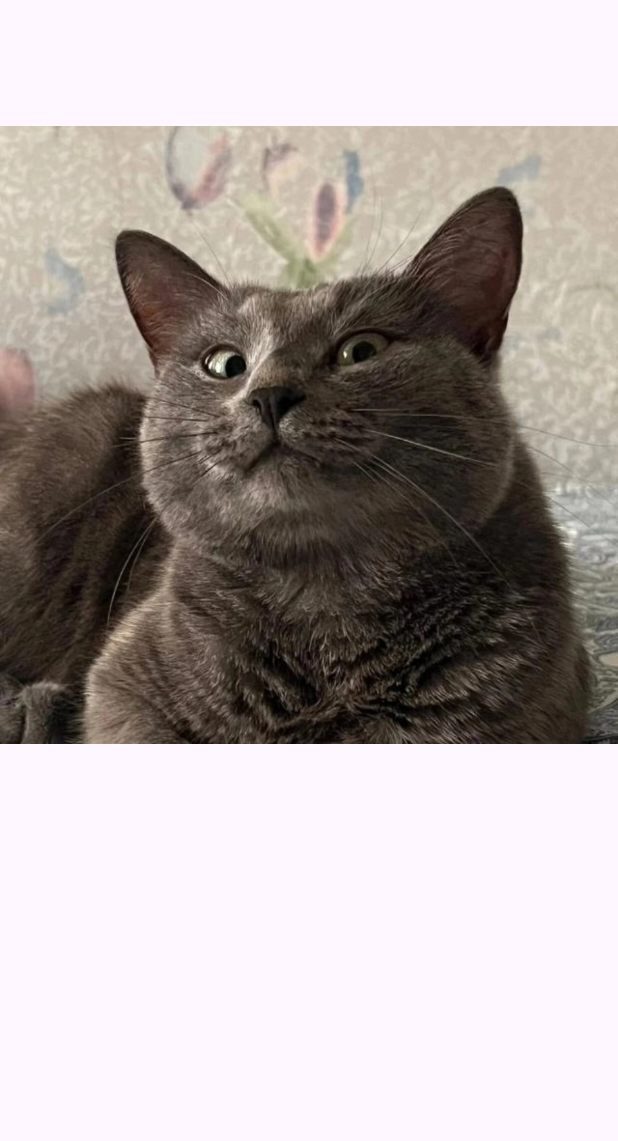
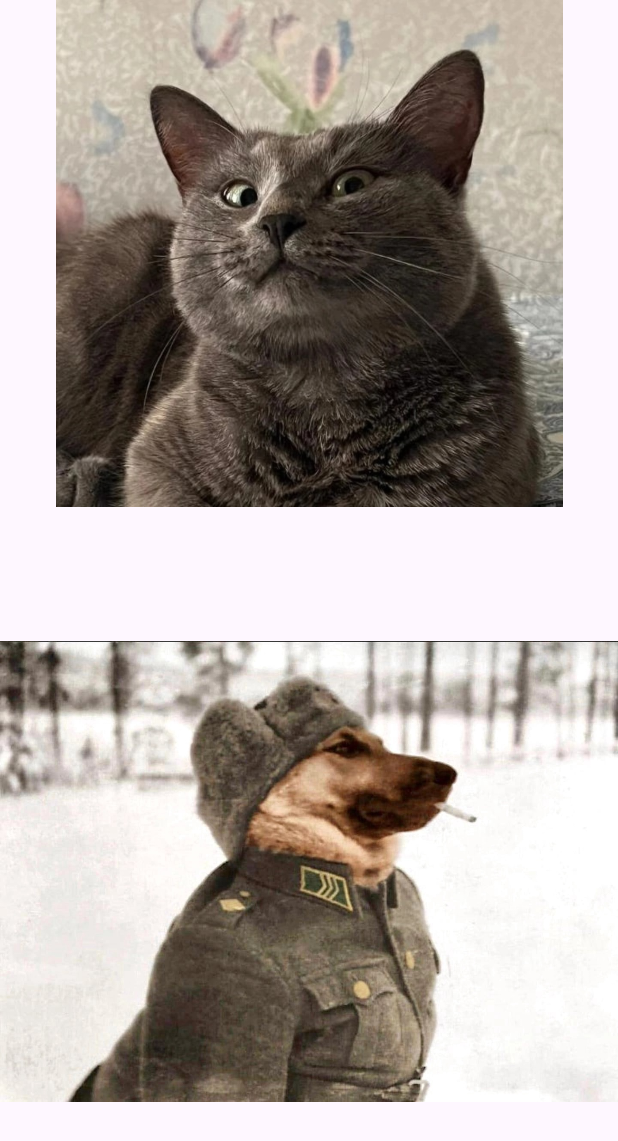
Before and after one commit to urmasa-tar/Mobile_dev_labs, an Android app: the screen it shows after launch (MainActivity), on a phone screen of 412 x 824 dp. Shown: the top 1141 px of the screen. Run offline under Robolectric (Android 15) with nearby library versions, the phone set to English and light mode, and no system bars.

Commit message:
XML_for_lab02_with_two_obj

```diff
--- a/Lab_02/app/src/main/res/layout/activity_main.xml
+++ b/Lab_02/app/src/main/res/layout/activity_main.xml
@@ -12,8 +12,16 @@
     <ImageView
         android:id="@+id/imageView"
         android:layout_width="match_parent"
-        android:layout_height="336dp"
+        android:layout_height="675dp"
         android:layout_weight="1"
-        app:srcCompat="@drawable/cat"
-        android:onClick = "onClick_1"/>
+        android:onClick="onClick_1"
+        app:srcCompat="@drawable/cat" />
+
+    <ImageView
+        android:id="@+id/imageView2"
+        android:layout_width="match_parent"
+        android:layout_height="wrap_content"
+        android:layout_weight="1"
+        android:background="#00FFFFFF"
+        app:srcCompat="@drawable/dog" />
 </LinearLayout>
```
